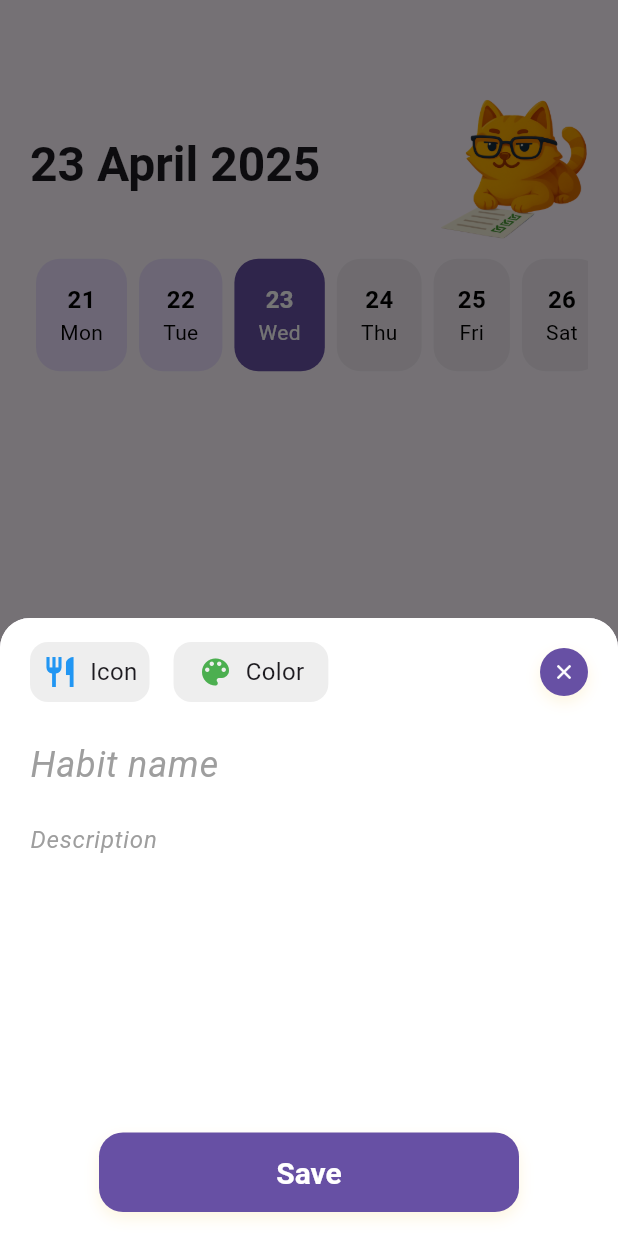
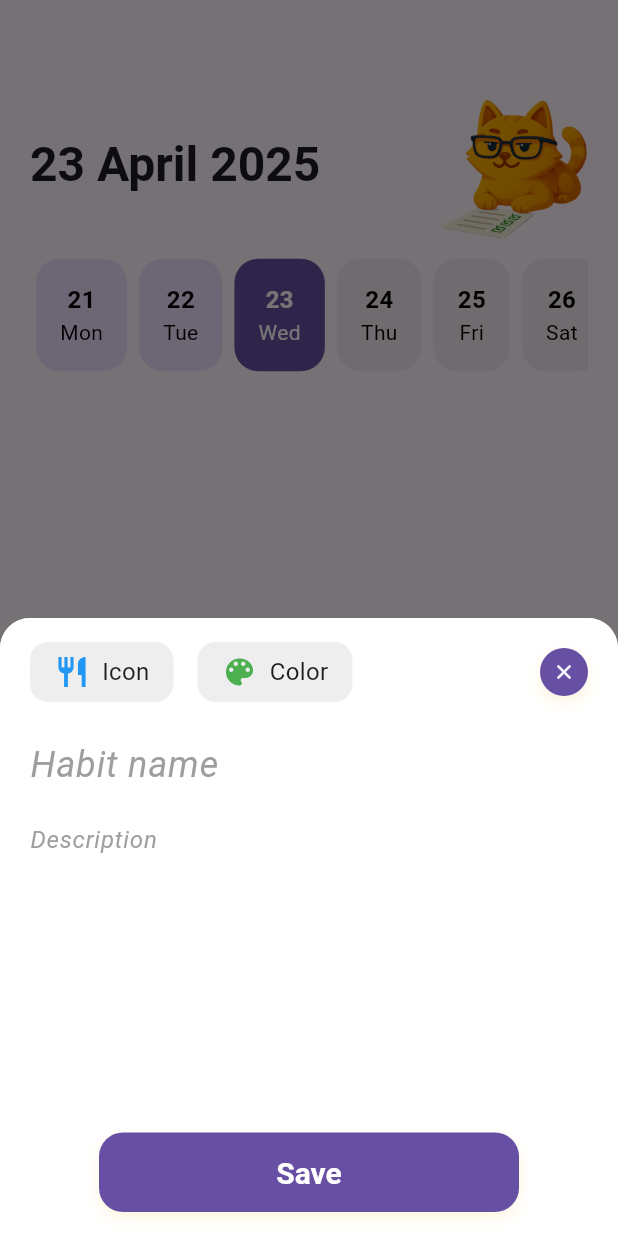
Before and after one commit to madramatic/Habitour, a Flutter app: the HomeScreen screen opened by its route, after a tap on "New habit, who this?", on a phone screen of 412 x 824 dp. Run offline on Flutter 3.47's test engine with Material 3 defaults, Android fonts, the phone set to English and light mode, and no system bars; our stand-ins replace flutter_riverpod, go_router, google_fonts, hive; accounts and stored records are empty.

Commit message:
feat(ui): update the icon picker ui

```diff
--- a/lib/presentation/widgets/custom_icon_picker.dart
+++ b/lib/presentation/widgets/custom_icon_picker.dart
@@ -138,17 +138,19 @@ class CustomIconPicker extends ConsumerWidget {
         ),
         child: Row(
           children: [
+            const SizedBox(width: 8),
             if (selectedIcon != null)
               Icon(
                 selectedIcon.iconData,
-                color: Colors.blue,
-                size: 32,
+                color: Theme.of(context).colorScheme.primary,
+                size: 40,
               )
             else
               const Icon(Icons.restaurant, color: Colors.blue),
             const SizedBox(width: 8),
             if (selectedIcon == null)
               const Text('Icon', style: TextStyle(fontSize: 16)),
+            const SizedBox(width: 8),
           ],
         ),
       ),
```
